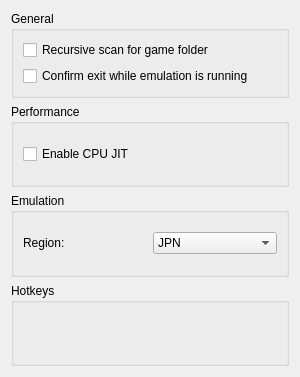
Before: the Qt Designer form src/citra_qt/configure_general.ui in PabloMK7/citra, drawn with Qt 5.
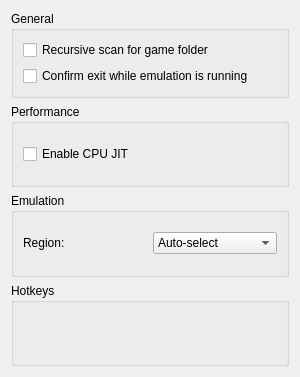
After: the same form once the commit is applied. Custom widgets are drawn as their Qt base class.

Commit message: Config: auto-select region and language

What changed in the file:
```diff
--- a/src/citra_qt/configure_general.ui
+++ b/src/citra_qt/configure_general.ui
@@ -82,6 +82,11 @@
             </item>
             <item>
              <widget class="QComboBox" name="region_combobox">
+              <item>
+               <property name="text">
+                <string>Auto-select</string>
+               </property>
+              </item>
               <item>
                <property name="text">
                 <string notr="true">JPN</string>
```
The commit also changes 10 other files.
